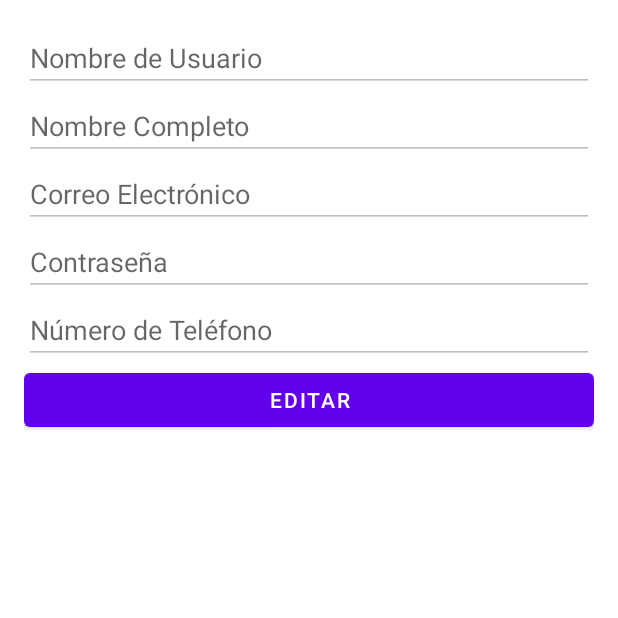
After one commit to oscardzz/TFG, an Android app: the MyAccountActivity screen opened directly, with no data from a screen before it, on a phone screen of 412 x 824 dp, the top half of it. The commit adds this screen. Run offline under Robolectric (Android 15) with nearby library versions, the phone set to English and light mode, and no system bars; our stand-ins replace Firebase (no records; nobody signed in at launch, a user with empty details on screens opened directly); 1 statement that could not run was skipped.

Commit message:
MI CUENTA PARA EDITAR DATOS Y PODER VERLOS

```diff
--- a/app/src/main/AndroidManifest.xml
+++ b/app/src/main/AndroidManifest.xml
@@ -14,6 +14,9 @@
         android:supportsRtl="true"
         android:theme="@style/Theme.TFG"
         tools:targetApi="31">
+        <activity
+            android:name=".MyAccountActivity"
+            android:exported="false" />
         <activity
             android:name=".HomeActivity"
             android:exported="false" />
--- /dev/null
+++ b/app/src/main/java/com/example/tfg/MyAccountActivity.java
@@ -0,0 +1,116 @@
+package com.example.tfg;
+
+import android.os.Bundle;
+import android.view.View;
+import android.widget.Button;
+import android.widget.EditText;
+import android.widget.Toast;
+
+import androidx.annotation.NonNull;
+import androidx.appcompat.app.AppCompatActivity;
+
+import com.google.firebase.database.DataSnapshot;
+import com.google.firebase.database.DatabaseError;
+import com.google.firebase.database.DatabaseReference;
+import com.google.firebase.database.FirebaseDatabase;
+import com.google.firebase.database.ValueEventListener;
+
+public class MyAccountActivity extends AppCompatActivity {
+
+    private EditText usuario, fullname, email, password, phone;
+    private Button editButton, updateButton;
+    private DatabaseReference userRef;
+    private String usuarioTxt;
+
+    @Override
+    protected void onCreate(Bundle savedInstanceState) {
+        super.onCreate(savedInstanceState);
+        setContentView(R.layout.activity_my_account);
+
+        usuario = findViewById(R.id.usuario);
+        fullname = findViewById(R.id.fullname);
+        email = findViewById(R.id.email);
+        password = findViewById(R.id.password);
+        phone = findViewById(R.id.phone);
+        editButton = findViewById(R.id.editButton);
+        updateButton = findViewById(R.id.updateButton);
+
+        usuarioTxt = getIntent().getStringExtra("usuario");
+
+        if (usuarioTxt == null) {
+            Toast.makeText(this, "Error: Usuario no encontrado", Toast.LENGTH_SHORT).show();
+            finish();
+            return;
+        }
+
+        userRef = FirebaseDatabase.getInstance().getReference().child("usuarios").child(usuarioTxt);
+
+        loadUserData();
+
+        editButton.setOnClickListener(new View.OnClickListener() {
+            @Override
+            public void onClick(View v) {
+                enableEditing(true);
+            }
+        });
+
+        updateButton.setOnClickListener(new View.OnClickListener() {
+            @Override
+            public void onClick(View v) {
+                updateUserData();
+            }
+        });
+    }
+
+    private void loadUserData() {
+        userRef.addListenerForSingleValueEvent(new ValueEventListener() {
+            @Override
+            public void onDataChange(@NonNull DataSnapshot snapshot) {
+                if (snapshot.exists()) {
+                    String usuarioTxt = snapshot.child("usuario").getValue(String.class);
+                    String fullnameTxt = snapshot.child("fullname").getValue(String.class);
+                    String emailTxt = snapshot.child("email").getValue(String.class);
+                    String passwordTxt = snapshot.child("password").getValue(String.class);
+                    String phoneTxt = snapshot.child("phone").getValue(String.class);
+
+                    usuario.setText(usuarioTxt);
+                    fullname.setText(fullnameTxt);
+                    email.setText(emailTxt);
+                    password.setText(passwordTxt);
+                    phone.setText(phoneTxt);
+                } else {
+                    Toast.makeText(MyAccountActivity.this, "Usuario no encontrado", Toast.LENGTH_SHORT).show();
+                    finish();
+                }
+            }
+
+            @Override
+            public void onCancelled(@NonNull DatabaseError error) {
+                Toast.makeText(MyAccountActivity.this, "Error de base de datos: " + error.getMessage(), Toast.LENGTH_SHORT).show();
+            }
+        });
+    }
+
+    private void enableEditing(boolean enable) {
+        fullname.setEnabled(enable);
+        email.setEnabled(enable);
+        password.setEnabled(enable);
+        phone.setEnabled(enable);
+        updateButton.setVisibility(enable ? View.VISIBLE : View.GONE);
+    }
+
+    private void updateUserData() {
+        String newFullname = fullname.getText().toString();
+        String newEmail = email.getText().toString();
+        String newPassword = password.getText().toString();
+        String newPhone = phone.getText().toString();
+
+        userRef.child("fullname").setValue(newFullname);
+        userRef.child("email").setValue(newEmail);
+        userRef.child("password").setValue(newPassword);
+        userRef.child("phone").setValue(newPhone);
+
+        Toast.makeText(MyAccountActivity.this, "Datos actualizados", Toast.LENGTH_SHORT).show();
+        enableEditing(false);
+    }
+}
--- /dev/null
+++ b/app/src/main/res/layout/activity_my_account.xml
@@ -0,0 +1,59 @@
+<?xml version="1.0" encoding="utf-8"?>
+<LinearLayout xmlns:android="http://schemas.android.com/apk/res/android"
+    xmlns:app="http://schemas.android.com/apk/res-auto"
+    xmlns:tools="http://schemas.android.com/tools"
+    android:layout_width="match_parent"
+    android:layout_height="match_parent"
+    android:orientation="vertical"
+    android:padding="16dp"
+    tools:context=".MyAccountActivity">
+
+    <EditText
+        android:id="@+id/usuario"
+        android:layout_width="match_parent"
+        android:layout_height="wrap_content"
+        android:hint="Nombre de Usuario"
+        android:enabled="false" />
+
+    <EditText
+        android:id="@+id/fullname"
+        android:layout_width="match_parent"
+    android:layout_height="wrap_content"
+    android:hint="Nombre Completo"
+    android:enabled="false" />
+
+<EditText
+    android:id="@+id/email"
+    android:layout_width="match_parent"
+    android:layout_height="wrap_content"
+    android:hint="Correo Electrónico"
+    android:enabled="false" />
+
+    <EditText
+        android:id="@+id/password"
+        android:layout_width="match_parent"
+        android:layout_height="wrap_content"
+        android:hint="Contraseña"
+        android:inputType="textPassword"
+        android:enabled="false" />
+
+    <EditText
+        android:id="@+id/phone"
+        android:layout_width="match_parent"
+        android:layout_height="wrap_content"
+        android:hint="Número de Teléfono"
+        android:enabled="false" />
+
+    <Button
+        android:id="@+id/editButton"
+        android:layout_width="match_parent"
+        android:layout_height="wrap_content"
+        android:text="Editar" />
+
+    <Button
+        android:id="@+id/updateButton"
+        android:layout_width="match_parent"
+        android:layout_height="wrap_content"
+        android:text="Actualizar"
+        android:visibility="gone" />
+</LinearLayout>
```
Also changed, not shown: app/src/main/java/com/example/tfg/HomeActivity.java (+21 -5 lines), app/src/main/java/com/example/tfg/LoginActivity.java (+13 -4 lines), app/src/main/res/layout/activity_home.xml (+8 -0 lines).
